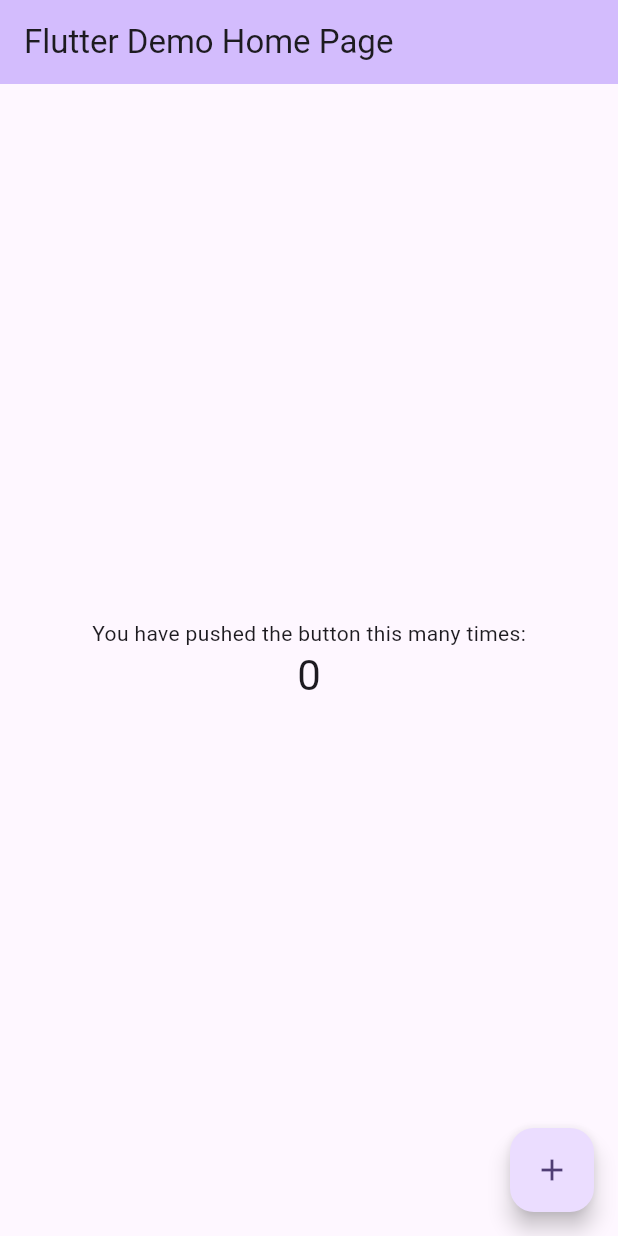
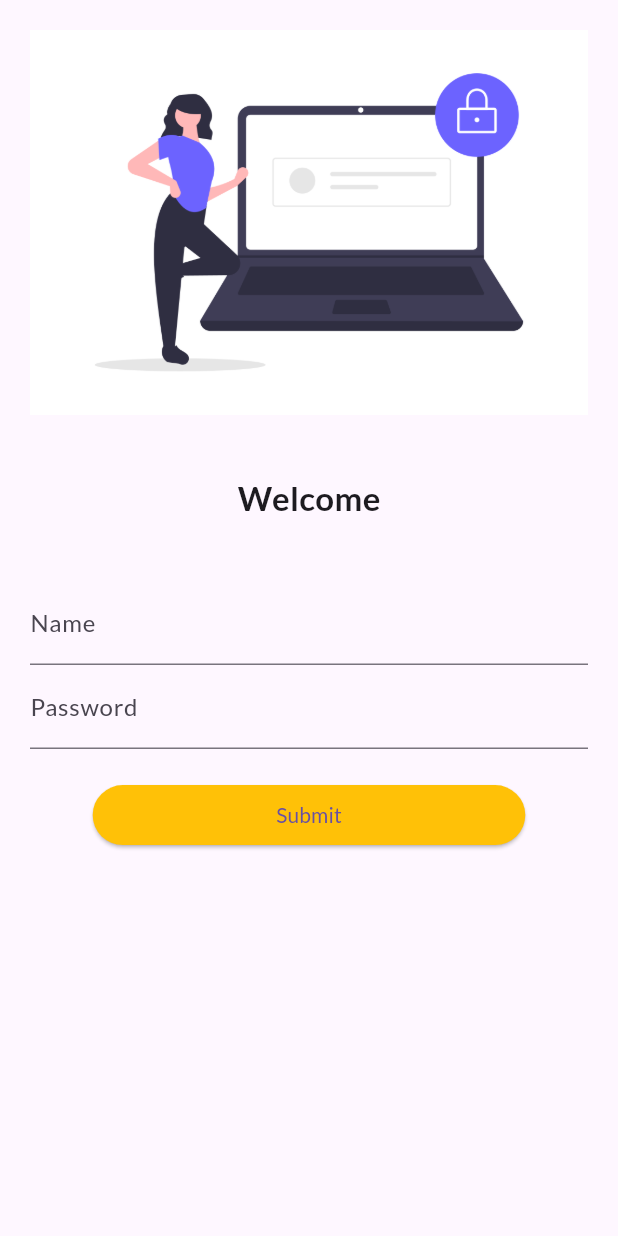
Before and after one commit to yusera-ansari-at-git/Catalog, a Flutter app: the screen it shows after launch, on a phone screen of 412 x 824 dp. Run offline on Flutter 3.47's test engine with Material 3 defaults, Android fonts, the phone set to English and light mode, and no system bars; our stand-ins replace google_fonts.

Commit message:
updated login page and added routes

```diff
--- a/lib/main.dart
+++ b/lib/main.dart
@@ -1,126 +1,34 @@
+import 'package:catalog_app/pages/home_page.dart';
+import 'package:catalog_app/pages/login_page.dart';
 import 'package:flutter/material.dart';
-
-void main() {
-  runApp(const MyApp());
+import 'package:google_fonts/google_fonts.dart';
+import 'package:catalog_app/utils/app_routes.dart';
+void main(){
+  runApp(const App());
 }
 
-class MyApp extends StatelessWidget {
-  const MyApp({super.key});
+class App extends StatelessWidget{
+const App({super.key});
+  @override
+  Widget build(BuildContext context){
+    return MaterialApp(
 
-  // This widget is the root of your application.
-  @override
-  Widget build(BuildContext context) {
-    return MaterialApp(
-      title: 'Flutter Demo',
-      theme: ThemeData(
-        // This is the theme of your application.
-        //
-        // TRY THIS: Try running your application with "flutter run". You'll see
-        // the application has a purple toolbar. Then, without quitting the app,
-        // try changing the seedColor in the colorScheme below to Colors.green
-        // and then invoke "hot reload" (save your changes or press the "hot
-        // reload" button in a Flutter-supported IDE, or press "r" if you used
-        // the command line to start the app).
-        //
-        // Notice that the counter didn't reset back to zero; the application
-        // state is not lost during the reload. To reset the state, use hot
-        // restart instead.
-        //
-        // This works for code too, not just values: Most code changes can be
-        // tested with just a hot reload.
-        colorScheme: ColorScheme.fromSeed(seedColor: Colors.deepPurple),
-        useMaterial3: true,
-      ),
-      home: const MyHomePage(title: 'Flutter Demo Home Page'),
+      // home: LoginPage(),
+      initialRoute: "/",
+      // debugShowCheckedModeBanner: false,
+      routes:  {
+        "/":(context)=>const LoginPage(),
+      AppRoutes.Home:(context)=>const HomePage(),
+        AppRoutes.Login:(context)=>const LoginPage()
+
+      },
+      theme: ThemeData(primaryTextTheme: GoogleFonts.latoTextTheme(),
+      primaryColor: Colors.blueAccent,
+      fontFamily: GoogleFonts.lato().fontFamily),
+    //  home:  Scaffold(
+    //   appBar: AppBar(),
+    //   body: Text("hello"),
+    //   ),
     );
   }
 }
-
-class MyHomePage extends StatefulWidget {
-  const MyHomePage({super.key, required this.title});
-
-  // This widget is the home page of your application. It is stateful, meaning
-  // that it has a State object (defined below) that contains fields that affect
-  // how it looks.
-
-  // This class is the configuration for the state. It holds the values (in this
-  // case the title) provided by the parent (in this case the App widget) and
-  // used by the build method of the State. Fields in a Widget subclass are
-  // always marked "final".
-
-  final String title;
-
-  @override
-  State<MyHomePage> createState() => _MyHomePageState();
-}
-
-class _MyHomePageState extends State<MyHomePage> {
-  int _counter = 0;
-
-  void _incrementCounter() {
-    setState(() {
-      // This call to setState tells the Flutter framework that something has
-      // changed in this State, which causes it to rerun the build method below
-      // so that the display can reflect the updated values. If we changed
-      // _counter without calling setState(), then the build method would not be
-      // called again, and so nothing would appear to happen.
-      _counter++;
-    });
-  }
-
-  @override
-  Widget build(BuildContext context) {
-    print("hello");
-    // This method is rerun every time setState is called, for instance as done
-    // by the _incrementCounter method above.
-    //
-    // The Flutter framework has been optimized to make rerunning build methods
-    // fast, so that you can just rebuild anything that needs updating rather
-    // than having to individually change instances of widgets.
-    return Scaffold(
-      appBar: AppBar(
-        // TRY THIS: Try changing the color here to a specific color (to
-        // Colors.amber, perhaps?) and trigger a hot reload to see the AppBar
-        // change color while the other colors stay the same.
-        backgroundColor: Theme.of(context).colorScheme.inversePrimary,
-        // Here we take the value from the MyHomePage object that was created by
-        // the App.build method, and use it to set our appbar title.
-        title: Text(widget.title),
-      ),
-      body: Center(
-        // Center is a layout widget. It takes a single child and positions it
-        // in the middle of the parent.
-        child: Column(
-          // Column is also a layout widget. It takes a list of children and
-          // arranges them vertically. By default, it sizes itself to fit its
-          // children horizontally, and tries to be as tall as its parent.
-          //
-          // Column has various properties to control how it sizes itself and
-          // how it positions its children. Here we use mainAxisAlignment to
-          // center the children vertically; the main axis here is the vertical
-          // axis because Columns are vertical (the cross axis would be
-          // horizontal).
-          //
-          // TRY THIS: Invoke "debug painting" (choose the "Toggle Debug Paint"
-          // action in the IDE, or press "p" in the console), to see the
-          // wireframe for each widget.
-          mainAxisAlignment: MainAxisAlignment.center,
-          children: <Widget>[
-            const Text(
-              'You have pushed the button this many times:',
-            ),
-            Text(
-              '$_counter',
-              style: Theme.of(context).textTheme.headlineMedium,
-            ),
-          ],
-        ),
-      ),
-      floatingActionButton: FloatingActionButton(
-        onPressed: _incrementCounter,
-        tooltip: 'Increment',
-        child: const Icon(Icons.add),
-      ), // This trailing comma makes auto-formatting nicer for build methods.
-    );
-  }
-}
--- /dev/null
+++ b/lib/pages/home_page.dart
@@ -0,0 +1,11 @@
+import 'package:flutter/material.dart';
+
+class HomePage extends StatelessWidget{
+  const HomePage({super.key});
+  @override
+  Widget build(BuildContext context) {
+    return Scaffold(
+      body: Text("Home"),
+    );
+  }
+}
--- /dev/null
+++ b/lib/pages/login_page.dart
@@ -0,0 +1,68 @@
+import 'package:catalog_app/pages/home_page.dart';
+import 'package:catalog_app/utils/app_routes.dart';
+import 'package:flutter/material.dart';
+
+class LoginPage extends StatelessWidget{
+  const LoginPage({super.key});
+  @override
+  Widget build(BuildContext context){
+    return Material(
+      child: SingleChildScrollView(
+        child: Column(
+          children: [
+           Container(margin: EdgeInsets.all(20),
+           child:  Image.asset("assets/images/login_image.png", ),),
+           SizedBox(height: 20,),
+           Text("Welcome", style: TextStyle(fontSize: 22, fontWeight: FontWeight.bold),),
+           SizedBox(height: 20,),
+          Padding(padding: EdgeInsets.all(20),
+
+          child: Column(
+            children: [
+               TextFormField(
+            decoration: InputDecoration(
+              hintText: "enter user name",
+              label: Text("Name")
+            ),
+           ),
+           TextFormField(
+            obscureText: true,
+            decoration: InputDecoration(
+
+              hintText: "enter password",
+              label: Text("Password")
+            ),
+           ),
+           SizedBox(height: 20,),
+           SizedBox(
+            width: MediaQuery.of(context).size.width *0.7,
+            child: ElevatedButton(onPressed:()=>{
+              // Navigator.of(context).push(MaterialPageRoute(builder: (context)=>
+              //    HomePage()
+              // )),
+              Navigator.of(context).pushNamed(AppRoutes.Home)
+           } ,
+           style: ElevatedButton.styleFrom(
+            // minimumSize: Size(200, 200),
+            backgroundColor: Colors.amber,
+           )
+          //  style: TextButton.styleFrom()
+        //          style: const ButtonStyle(
+        // elevation: WidgetStatePropertyAll(2),
+        // foregroundColor: WidgetStatePropertyAll(Colors.amberAccent)
+        // ,
+
+        // backgroundColor: WidgetStatePropertyAll(Colors.black)
+        //          )
+           , child: Text("Submit"),),
+           ),
+            ],
+          ),)
+          ],
+
+        ),
+      )
+    );
+  }
+
+}
--- /dev/null
+++ b/lib/utils/app_routes.dart
@@ -0,0 +1,4 @@
+ class AppRoutes {
+static const Home="/home";
+static const Login="/login";
+}
--- a/pubspec.yaml
+++ b/pubspec.yaml
@@ -35,6 +35,7 @@ dependencies:
   # The following adds the Cupertino Icons font to your application.
   # Use with the CupertinoIcons class for iOS style icons.
   cupertino_icons: ^1.0.8
+  google_fonts: ^6.2.1
 
 dev_dependencies:
   flutter_test:
@@ -59,7 +60,8 @@ flutter:
   uses-material-design: true
 
   # To add assets to your application, add an assets section, like this:
-  # assets:
+  assets:
+    - assets/images/
   #   - images/a_dot_burr.jpeg
   #   - images/a_dot_ham.jpeg
 
```
Also changed, not shown: assets/images/login_image.png (added), pubspec.lock, 11 other files.
